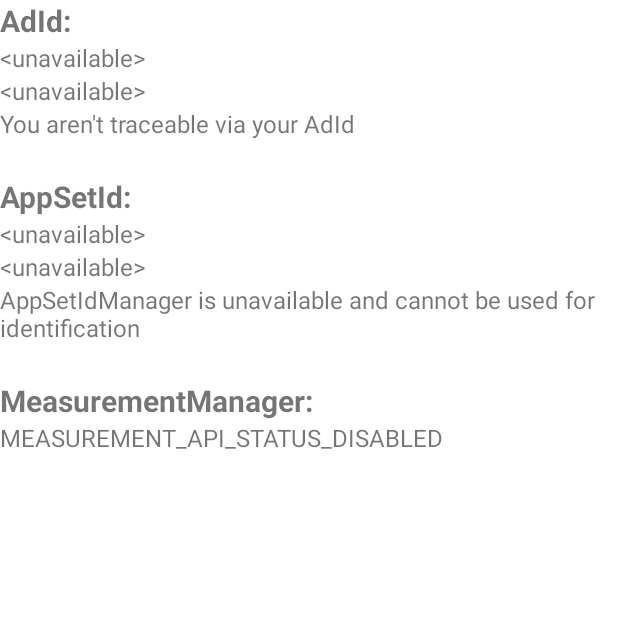
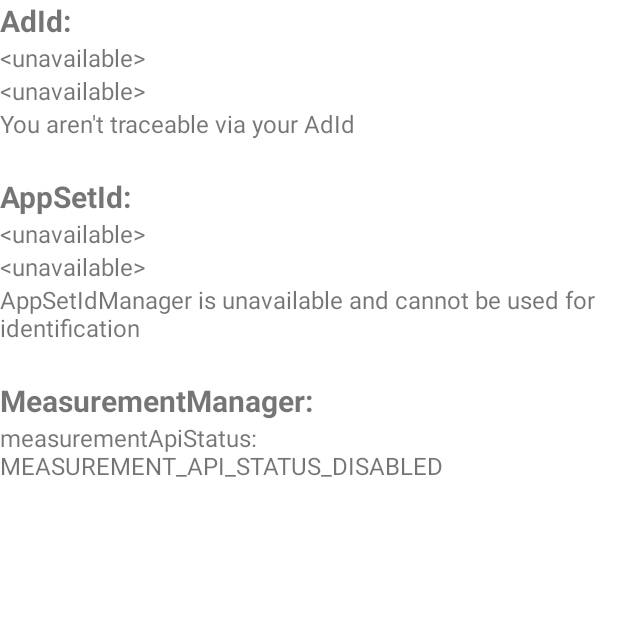
Before and after one commit to Jundertag/AdManager, an Android app: the screen it shows after launch (MainActivity), on a phone screen of 412 x 824 dp, the top half of it. Run offline under Robolectric (Android 15) with nearby library versions, the phone set to English and light mode, and no system bars; 1 statement that could not run was skipped.

```diff
--- a/app/src/main/java/com/jayden/ad_manager/app/ui/MainActivity.kt
+++ b/app/src/main/java/com/jayden/ad_manager/app/ui/MainActivity.kt
@@ -2,6 +2,7 @@ package com.jayden.ad_manager.app.ui
 
 import android.adservices.adid.AdId
 import android.adservices.appsetid.AppSetId
+import android.annotation.SuppressLint
 import android.os.Bundle
 import android.util.Log
 import android.view.View
@@ -30,6 +31,7 @@ class MainActivity : AppCompatActivity() {
 
     }
 
+    @SuppressLint("SetTextI18n")
     override fun onCreate(savedInstanceState: Bundle?) {
         Log.i(TAG, "onCreate()")
         super.onCreate(savedInstanceState)
@@ -50,8 +52,8 @@ class MainActivity : AppCompatActivity() {
                 viewModel.refreshAdId()
                 viewModel.adId.collect { adId ->
                     if (adId == null) {
-                        binding.adValue.text = "<unavailable>"
-                        binding.adLimitedTrackingValue.text = "<unavailable>"
+                        binding.adValue.text = resources.getString(R.string.ad_id_unavailable)
+                        binding.adLimitedTrackingValue.text = resources.getString(R.string.ad_id_unavailable)
                     } else {
                         binding.adValue.text = "adId: ${adId.adId}"
                         binding.adLimitedTrackingValue.text = "isLimitedAdTrackingEnabled: ${adId.isLimitAdTrackingEnabled}"
@@ -99,8 +101,8 @@ class MainActivity : AppCompatActivity() {
                 viewModel.refreshMeasurementApiStatus()
                 viewModel.measurementApiStatus.collect { status ->
                     binding.measurementApiStatus.text = when (status) {
-                        true -> "MEASUREMENT_API_STATUS_ENABLED"
-                        false -> "MEASUREMENT_API_STATUS_DISABLED"
+                        true -> "measurementApiStatus: MEASUREMENT_API_STATUS_ENABLED"
+                        false -> "measurementApiStatus: MEASUREMENT_API_STATUS_DISABLED"
                         null -> "<unavailable>"
                     }
                 }
--- a/app/src/main/res/values/strings.xml
+++ b/app/src/main/res/values/strings.xml
@@ -8,4 +8,5 @@
     <string name="app_set_id_scope_app">SCOPE_APP means appSetId is scoped to the app and can identify a single user.</string>
     <string name="app_set_id_unavailable">&lt;unavailable&gt;</string>
     <string name="app_set_id_unusable">AppSetIdManager is unavailable and cannot be used for identification</string>
+    <string name="ad_id_unavailable"><![CDATA[<unavailable>]]></string>
 </resources>
```
Also changed, not shown: app/src/main/java/com/jayden/ad_manager/data/AdServiceDataSource.kt (+23 -0 lines).
